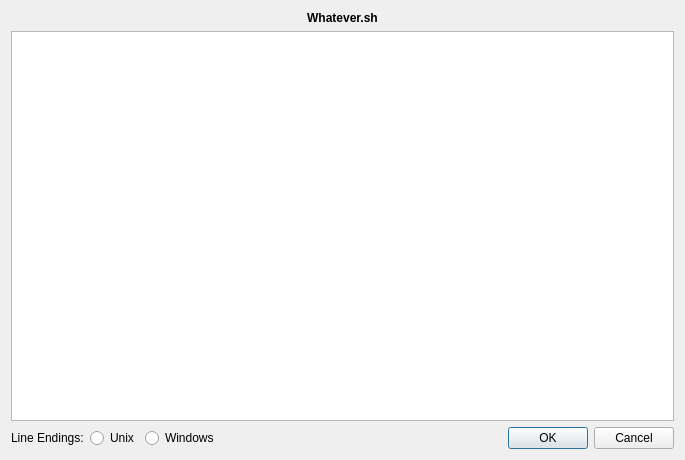
Above: FWAdminLib/FWTextEditor.ui from fw-dev/translations before the change. Below: the same form after it.
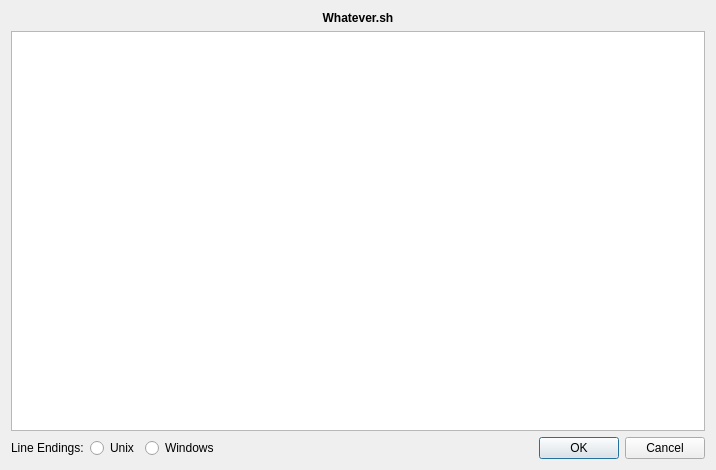
That is the form after the change.

```diff
--- a/FWAdminLib/FWTextEditor.ui
+++ b/FWAdminLib/FWTextEditor.ui
@@ -6,8 +6,8 @@
    <rect>
     <x>0</x>
     <y>0</y>
-    <width>685</width>
-    <height>460</height>
+    <width>716</width>
+    <height>470</height>
    </rect>
   </property>
   <property name="windowTitle">
@@ -37,10 +37,6 @@
     </widget>
    </item>
    <item>
-    <widget class="QSplitter" name="splitter">
-     <property name="orientation">
-      <enum>Qt::Horizontal</enum>
-     </property>
      <widget class="QPlainTextEdit" name="editor">
       <property name="sizePolicy">
        <sizepolicy hsizetype="Expanding" vsizetype="Expanding">
@@ -54,7 +50,6 @@
       <property name="backgroundVisible">
        <bool>false</bool>
       </property>
-     </widget>
     </widget>
    </item>
    <item>
```
Lines whose indentation alone changed are shown as unchanged.
